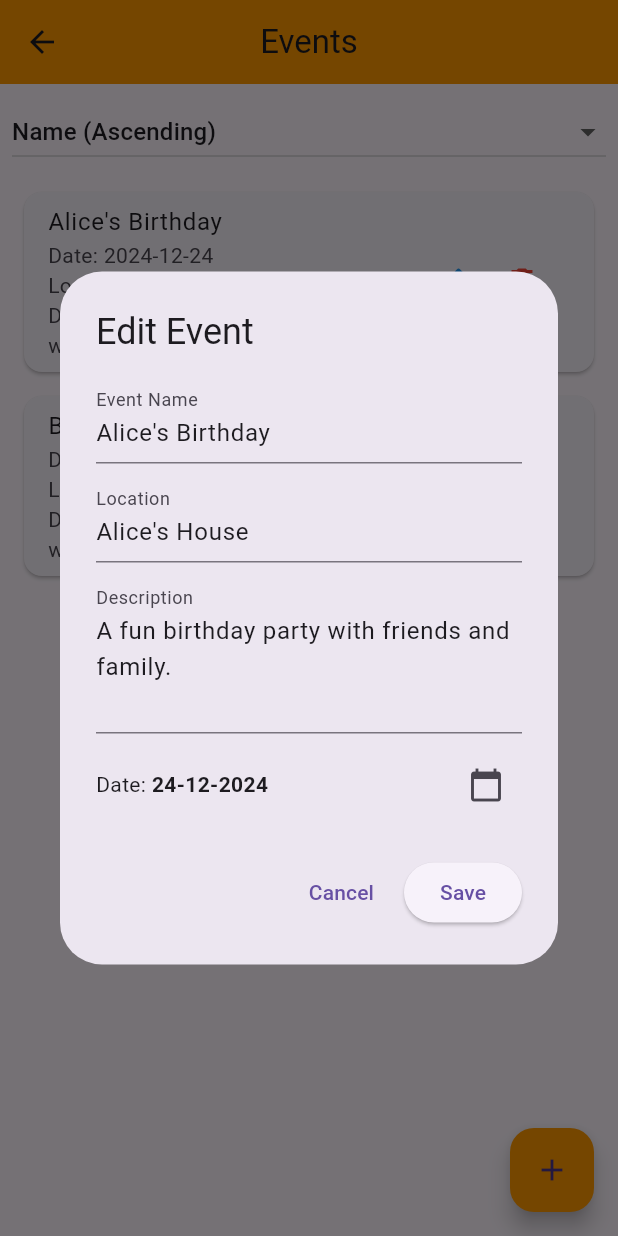
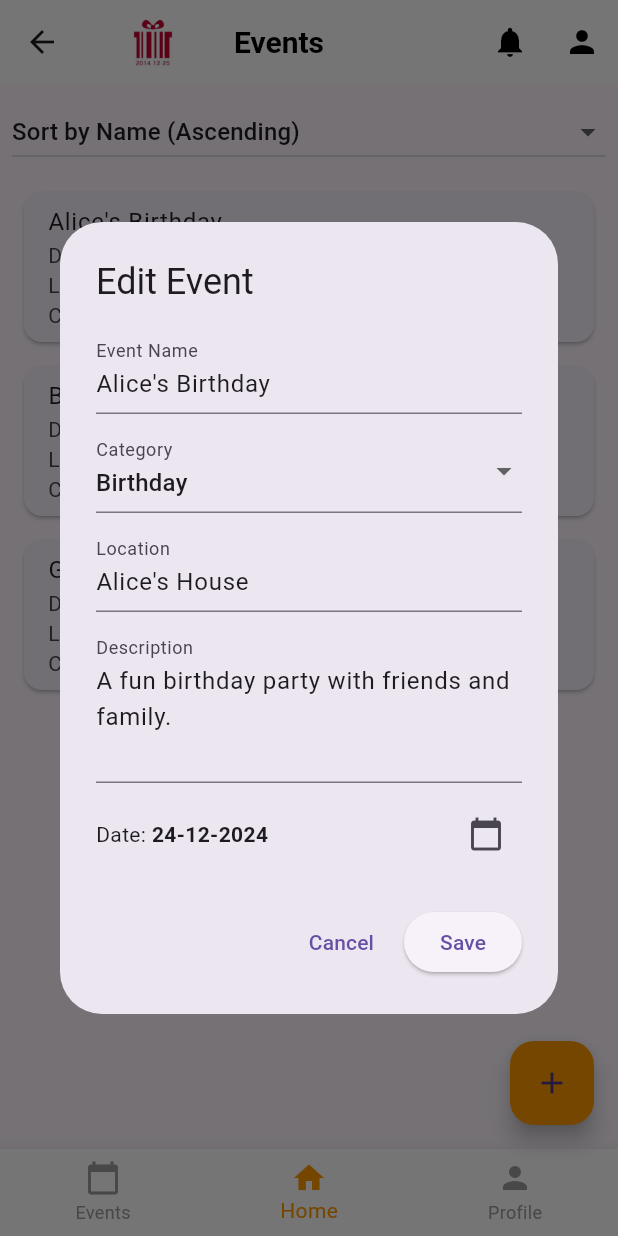
Before and after one commit to habibayasserr/HedieatyApp, a Flutter app: the EventListView screen opened by its route, after a tap on the "edit" icon, on a phone screen of 412 x 824 dp. Run offline on Flutter 3.47's test engine with Material 3 defaults, Android fonts, the phone set to English and light mode, and no system bars; our stand-ins replace cloud_firestore, firebase_auth; accounts and stored records are empty.

Commit message:
Updated the sorting algorithm allowing the user to sort by name ASC and DESC, by category, and by status + Added the header to the page

```diff
--- a/lib/models/event_model.dart
+++ b/lib/models/event_model.dart
@@ -1,14 +1,14 @@
 class Event {
   final String name;
-  //final String category;
-  //final String status;
+  final String category;
+  // final String status;
   final DateTime date;
   final String location;
   final String description;
 
   Event(
       {required this.name,
-      //required this.category,
+      required this.category,
       //required this.status,
       required this.date,
       required this.description,
--- a/lib/views/event_list_view.dart
+++ b/lib/views/event_list_view.dart
@@ -1,6 +1,8 @@
 import 'package:flutter/material.dart';
 import 'package:intl/intl.dart';
 import '../models/event_model.dart';
+import '../widgets/custom_header.dart';
+import '../widgets/custom_footer.dart';
 
 class EventListView extends StatefulWidget {
   const EventListView({Key? key}) : super(key: key);
@@ -10,25 +12,79 @@ class EventListView extends StatefulWidget {
 }
 
 class _EventListViewState extends State<EventListView> {
-  // List of events
   final List<Event> events = [
     Event(
       name: 'Alice\'s Birthday',
+      category: 'Birthday',
       date: DateTime.now().add(const Duration(days: 10)),
       location: 'Alice\'s House',
       description: 'A fun birthday party with friends and family.',
     ),
     Event(
       name: 'Bob\'s Wedding',
+      category: 'Wedding',
       date: DateTime.now().add(const Duration(days: 20)),
       location: 'Central Park',
       description: 'A beautiful outdoor wedding.',
     ),
+    Event(
+      name: 'Graduation Party',
+      category: 'Graduation',
+      date: DateTime.now().subtract(const Duration(days: 5)),
+      location: 'University Hall',
+      description: 'Celebrating academic achievements.',
+    ),
   ];
 
-  // Sorting criteria
-  String selectedSortOption = 'Name (Ascending)';
+  String selectedSortOption = 'Sort by Name (Ascending)';
 
+  // Calculate event status dynamically
+  String _calculateStatus(DateTime eventDate) {
+    final today = DateTime.now();
+    if (eventDate.isAfter(today)) {
+      return 'Upcoming';
+    } else if (eventDate.difference(today).inDays.abs() == 0) {
+      return 'Current';
+    } else {
+      return 'Past';
+    }
+  }
+
+  // Sort events based on the selected criteria
+  void _sortEvents() {
+    switch (selectedSortOption) {
+      case 'Sort by Name (Ascending)':
+        events.sort((a, b) => a.name.compareTo(b.name));
+        break;
+
+      case 'Sort by Name (Descending)':
+        events.sort((a, b) => b.name.compareTo(a.name));
+        break;
+
+      case 'Sort by Upcoming Events':
+        events.sort((a, b) => b.date.compareTo(a.date));
+        break;
+
+      case 'Sort by Current Events':
+        events.sort((a, b) {
+          final statusA = _calculateStatus(a.date);
+          final statusB = _calculateStatus(b.date);
+          return (statusA == 'Current' ? 0 : 1) -
+              (statusB == 'Current' ? 0 : 1);
+        });
+        break;
+
+      case 'Sort by Past Events':
+        events.sort((a, b) => a.date.compareTo(b.date));
+        break;
+
+      case 'Sort by Category':
+        events.sort((a, b) => a.category.compareTo(b.category));
+        break;
+    }
+  }
+
+  // Dialog for adding or editing events
   void _showEventDialog({Event? event, int? index}) {
     final TextEditingController nameController =
         TextEditingController(text: event?.name);
@@ -37,6 +93,7 @@ class _EventListViewState extends State<EventListView> {
     final TextEditingController descriptionController =
         TextEditingController(text: event?.description);
     DateTime? selectedDate = event?.date;
+    String selectedCategory = event?.category ?? 'Birthday';
 
     showDialog(
       context: context,
@@ -51,6 +108,32 @@ class _EventListViewState extends State<EventListView> {
                   decoration: const InputDecoration(
                     labelText: 'Event Name',
                     hintText: 'Enter event name',
+                  ),
+                ),
+                const SizedBox(height: 10),
+                DropdownButtonFormField<String>(
+                  value: selectedCategory,
+                  items: [
+                    'Birthday',
+                    'Wedding',
+                    'Graduation',
+                    'Holiday',
+                    'Engagement'
+                  ].map((category) {
+                    return DropdownMenuItem(
+                      value: category,
+                      child: Text(category),
+                    );
+                  }).toList(),
+                  onChanged: (value) {
+                    if (value != null) {
+                      setState(() {
+                        selectedCategory = value;
+                      });
+                    }
+                  },
+                  decoration: const InputDecoration(
+                    labelText: 'Category',
                   ),
                 ),
                 const SizedBox(height: 10),
@@ -76,8 +159,7 @@ class _EventListViewState extends State<EventListView> {
                     const Text('Date: '),
                     Text(
                       selectedDate != null
-                          ? DateFormat('dd-MM-yyyy')
-                              .format(selectedDate!) // Format Date
+                          ? DateFormat('dd-MM-yyyy').format(selectedDate!)
                           : 'Select Date',
                       style: const TextStyle(
                         fontWeight: FontWeight.bold,
@@ -107,7 +189,7 @@ class _EventListViewState extends State<EventListView> {
           ),
           actions: [
             TextButton(
-              onPressed: () => Navigator.pop(context), // Close dialog
+              onPressed: () => Navigator.pop(context),
               child: const Text('Cancel'),
             ),
             ElevatedButton(
@@ -130,6 +212,7 @@ class _EventListViewState extends State<EventListView> {
                   setState(() {
                     events.add(Event(
                       name: name,
+                      category: selectedCategory,
                       date: selectedDate ?? DateTime.now(),
                       location: location,
                       description: description,
@@ -140,12 +223,14 @@ class _EventListViewState extends State<EventListView> {
                   setState(() {
                     events[index!] = Event(
                       name: name,
-                      date: selectedDate ?? DateTime.now(),
+                      category: selectedCategory,
+                      date: selectedDate ?? event.date,
                       location: location,
                       description: description,
                     );
                   });
                 }
+
                 Navigator.pop(context); // Close dialog
               },
               child: Text(event == null ? 'Add' : 'Save'),
@@ -156,30 +241,17 @@ class _EventListViewState extends State<EventListView> {
     );
   }
 
-  void _sortEvents() {
-    switch (selectedSortOption) {
-      case 'Name (Ascending)':
-        events.sort((a, b) => a.name.compareTo(b.name));
-        break;
-      case 'Name (Descending)':
-        events.sort((a, b) => b.name.compareTo(a.name));
-        break;
-      case 'Date (Upcoming First)':
-        events.sort((a, b) => a.date.compareTo(b.date));
-        break;
-      case 'Date (Past First)':
-        events.sort((a, b) => b.date.compareTo(a.date));
-        break;
-    }
-  }
-
   @override
   Widget build(BuildContext context) {
     return Scaffold(
-      appBar: AppBar(
-        title: const Text('Events'),
-        centerTitle: true,
-        backgroundColor: Colors.orange,
+      appBar: CustomHeader(
+        title: 'Events',
+        onProfileTap: () {
+          // Navigate to profile
+        },
+        onNotificationTap: () {
+          // Navigate to notifications
+        },
       ),
       body: Column(
         children: [
@@ -189,10 +261,12 @@ class _EventListViewState extends State<EventListView> {
             child: DropdownButton<String>(
               value: selectedSortOption,
               items: [
-                'Name (Ascending)',
-                'Name (Descending)',
-                'Date (Upcoming First)',
-                'Date (Past First)',
+                'Sort by Name (Ascending)',
+                'Sort by Name (Descending)',
+                'Sort by Upcoming Events',
+                'Sort by Current Events',
+                'Sort by Past Events',
+                'Sort by Category',
               ].map((sortOption) {
                 return DropdownMenuItem(
                   value: sortOption,
@@ -203,7 +277,7 @@ class _EventListViewState extends State<EventListView> {
                 if (value != null) {
                   setState(() {
                     selectedSortOption = value;
-                    _sortEvents(); // Apply sorting
+                    _sortEvents();
                   });
                 }
               },
@@ -227,7 +301,7 @@ class _EventListViewState extends State<EventListView> {
                         Text(
                             'Date: ${DateFormat('yyyy-MM-dd').format(event.date)}'),
                         Text('Location: ${event.location}'),
-                        Text('Description: ${event.description}'),
+                        Text('Category: ${event.category}'),
                       ],
                     ),
                     trailing: Row(
@@ -260,6 +334,12 @@ class _EventListViewState extends State<EventListView> {
         backgroundColor: Colors.orange,
         child: const Icon(Icons.add),
       ),
+      bottomNavigationBar: CustomFooter(
+        currentIndex: 1, // Highlight the active tab
+        onTap: (index) {
+          // Handle navigation
+        },
+      ),
     );
   }
 }
```
